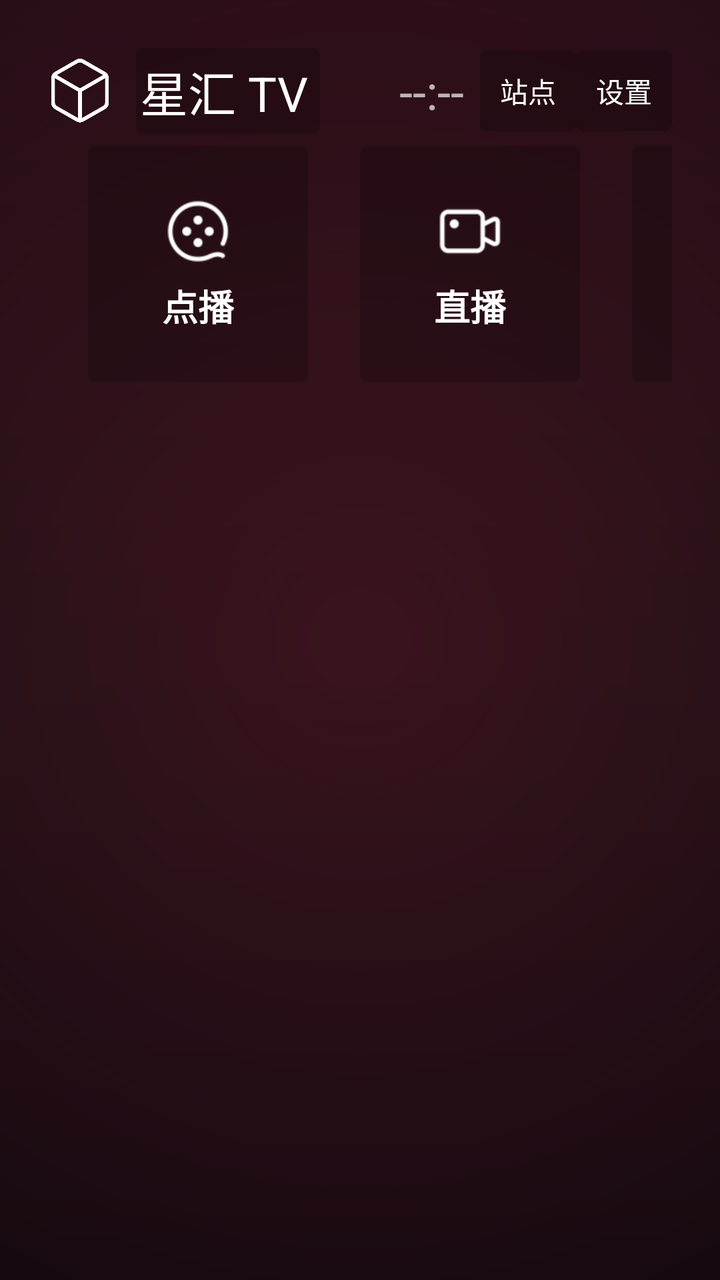
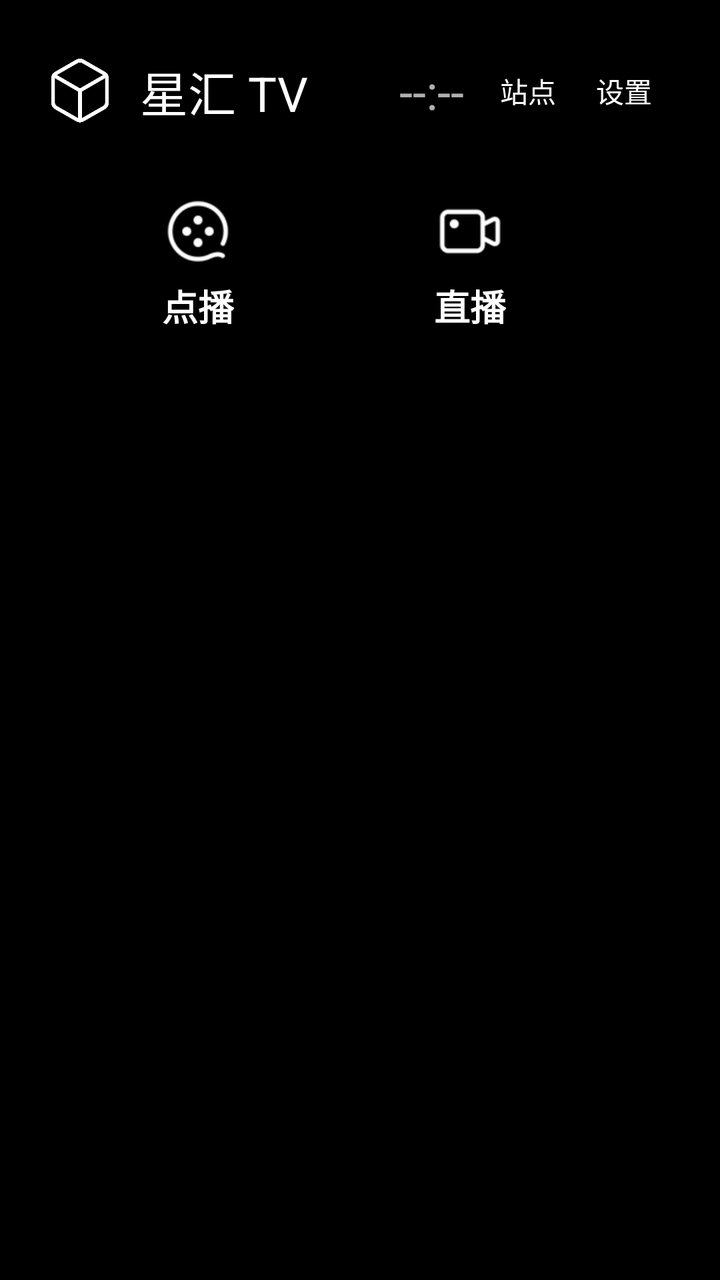

An Android layout rendered at two revisions. The XML below is the earlier revision; the diff shows what the commit changed to produce the second picture.
<!-- AndroidManifest.xml: application theme Theme.TVBox -->
<!-- res/layout/activity_main.xml -->
<?xml version="1.0" encoding="utf-8"?>
<LinearLayout xmlns:android="http://schemas.android.com/apk/res/android"
    android:layout_width="match_parent"
    android:layout_height="match_parent"
    android:orientation="vertical"
    android:background="@drawable/bg_main">

    
    <LinearLayout
        android:layout_width="match_parent"
        android:layout_height="wrap_content"
        android:orientation="horizontal"
        android:gravity="center_vertical"
        android:paddingStart="24dp"
        android:paddingEnd="24dp"
        android:paddingTop="24dp">

        <ImageView
            android:layout_width="32dp"
            android:layout_height="32dp"
            android:layout_marginEnd="12dp"
            android:src="@drawable/ic_logo"
            android:scaleType="fitCenter"
            android:focusable="false" />

        <TextView
            android:id="@+id/title"
            android:layout_width="wrap_content"
            android:layout_height="wrap_content"
            android:maxWidth="260dp"
            android:paddingStart="2dp"
            android:paddingEnd="6dp"
            android:paddingTop="4dp"
            android:paddingBottom="4dp"
            android:textColor="@android:color/white"
            android:textSize="24sp"
            android:maxLines="1"
            android:ellipsize="end"
            android:focusable="true"
            android:clickable="true"
            android:background="@drawable/selector_tv_btn"
            android:text="@string/app_name" />

        <Space
            android:layout_width="0dp"
            android:layout_height="1dp"
            android:layout_weight="1" />

        <TextView
            android:id="@+id/clock"
            android:layout_width="wrap_content"
            android:layout_height="wrap_content"
            android:paddingStart="8dp"
            android:paddingEnd="8dp"
            android:textColor="#B0FFFFFF"
            android:textSize="24sp"
            android:text="--:--" />

        <TextView
            android:id="@+id/btnSites"
            android:layout_width="wrap_content"
            android:layout_height="wrap_content"
            android:padding="10dp"
            android:textColor="@android:color/white"
            android:textSize="14sp"
            android:focusable="true"
            android:clickable="true"
            android:background="@drawable/selector_tv_btn"
            android:text="站点" />

        <TextView
            android:id="@+id/btnSettings"
            android:layout_width="wrap_content"
            android:layout_height="wrap_content"
            android:padding="10dp"
            android:textColor="@android:color/white"
            android:textSize="14sp"
            android:focusable="true"
            android:clickable="true"
            android:background="@drawable/selector_tv_btn"
            android:text="设置" />

    </LinearLayout>

    
    <LinearLayout
        android:id="@+id/entryRow"
        android:layout_width="match_parent"
        android:layout_height="wrap_content"
        android:orientation="horizontal"
        android:gravity="center_vertical"
        android:paddingStart="44dp"
        android:paddingEnd="24dp"
        android:paddingTop="6dp"
        android:paddingBottom="6dp">

        <LinearLayout
            android:id="@+id/btnVod"
            android:layout_width="110dp"
            android:layout_height="118dp"
            android:layout_marginEnd="26dp"
            android:gravity="center"
            android:orientation="vertical"
            android:focusable="true"
            android:clickable="true"
            android:background="@drawable/selector_tv_btn">

            <ImageView
                android:layout_width="36dp"
                android:layout_height="36dp"
                android:src="@drawable/ic_home_vod"
                android:focusable="false" />

            <TextView
                android:layout_width="wrap_content"
                android:layout_height="wrap_content"
                android:layout_marginTop="6dp"
                android:textColor="@android:color/white"
                android:textSize="18sp"
                android:textStyle="bold"
                android:text="点播" />

        </LinearLayout>

        <LinearLayout
            android:id="@+id/btnLive"
            android:layout_width="110dp"
            android:layout_height="118dp"
            android:layout_marginEnd="26dp"
            android:gravity="center"
            android:orientation="vertical"
            android:focusable="true"
            android:clickable="true"
            android:background="@drawable/selector_tv_btn">

            <ImageView
                android:layout_width="36dp"
                android:layout_height="36dp"
                android:src="@drawable/ic_home_live"
                android:focusable="false" />

            <TextView
                android:layout_width="wrap_content"
                android:layout_height="wrap_content"
                android:layout_marginTop="6dp"
                android:textColor="@android:color/white"
                android:textSize="18sp"
                android:textStyle="bold"
                android:text="直播" />

        </LinearLayout>

        <LinearLayout
            android:id="@+id/btnSearch"
            android:layout_width="110dp"
            android:layout_height="118dp"
            android:layout_marginEnd="26dp"
            android:gravity="center"
            android:orientation="vertical"
            android:focusable="true"
            android:clickable="true"
            android:background="@drawable/selector_tv_btn">

            <ImageView
                android:layout_width="36dp"
                android:layout_height="36dp"
                android:src="@drawable/ic_home_search"
                android:focusable="false" />

            <TextView
                android:layout_width="wrap_content"
                android:layout_height="wrap_content"
                android:layout_marginTop="6dp"
                android:textColor="@android:color/white"
                android:textSize="18sp"
                android:textStyle="bold"
                android:text="搜索" />

        </LinearLayout>

        <LinearLayout
            android:id="@+id/btnCollect"
            android:layout_width="110dp"
            android:layout_height="118dp"
            android:layout_marginEnd="26dp"
            android:gravity="center"
            android:orientation="vertical"
            android:focusable="true"
            android:clickable="true"
            android:background="@drawable/selector_tv_btn">

            <ImageView
                android:layout_width="36dp"
                android:layout_height="36dp"
                android:src="@drawable/ic_home_keep"
                android:focusable="false" />

            <TextView
                android:layout_width="wrap_content"
                android:layout_height="wrap_content"
                android:layout_marginTop="6dp"
                android:textColor="@android:color/white"
                android:textSize="18sp"
                android:textStyle="bold"
                android:text="收藏" />

        </LinearLayout>

        <LinearLayout
            android:id="@+id/btnHistory"
            android:layout_width="110dp"
            android:layout_height="118dp"
            android:layout_marginEnd="26dp"
            android:gravity="center"
            android:orientation="vertical"
            android:focusable="true"
            android:clickable="true"
            android:background="@drawable/selector_tv_btn">

            <ImageView
                android:layout_width="36dp"
                android:layout_height="36dp"
                android:src="@drawable/ic_home_history"
                android:focusable="false" />

            <TextView
                android:layout_width="wrap_content"
                android:layout_height="wrap_content"
                android:layout_marginTop="6dp"
                android:textColor="@android:color/white"
                android:textSize="18sp"
                android:textStyle="bold"
                android:text="历史" />

        </LinearLayout>

    </LinearLayout>

    
    <LinearLayout
        android:id="@+id/quickRow"
        android:layout_width="match_parent"
        android:layout_height="wrap_content"
        android:orientation="vertical"
        android:visibility="gone">

        <TextView
            android:id="@+id/quickLabel"
            android:layout_width="match_parent"
            android:layout_height="wrap_content"
            android:padding="6dp"
            android:textColor="@android:color/white"
            android:textSize="14sp"
            android:text="历史记录 · 点击续播" />

        <androidx.recyclerview.widget.RecyclerView
            android:id="@+id/quickList"
            android:layout_width="match_parent"
            android:layout_height="wrap_content"
            android:clipToPadding="false" />

    </LinearLayout>

    
    <LinearLayout
        android:id="@+id/recommendRow"
        android:layout_width="match_parent"
        android:layout_height="0dp"
        android:layout_weight="1"
        android:orientation="vertical"
        android:visibility="gone">

        <TextView
            android:id="@+id/recommendLabel"
            android:layout_width="match_parent"
            android:layout_height="wrap_content"
            android:paddingStart="44dp"
            android:paddingTop="14dp"
            android:paddingBottom="8dp"
            android:textColor="@android:color/white"
            android:textSize="18sp"
            android:textStyle="bold"
            android:letterSpacing="0.04"
            android:text="更新推荐" />

        <androidx.recyclerview.widget.RecyclerView
            android:id="@+id/recommendList"
            android:layout_width="match_parent"
            android:layout_height="0dp"
            android:layout_weight="1"
            android:clipToPadding="false" />

    </LinearLayout>

    
    <LinearLayout
        android:id="@+id/mainBody"
        android:layout_width="match_parent"
        android:layout_height="0dp"
        android:layout_weight="1"
        android:orientation="vertical"
        android:visibility="gone">

        
        <androidx.recyclerview.widget.RecyclerView
            android:id="@+id/catList"
            android:layout_width="match_parent"
            android:layout_height="wrap_content"
            android:paddingStart="8dp"
            android:paddingEnd="8dp"
            android:clipToPadding="false" />

        <HorizontalScrollView
            android:id="@+id/filterRow"
            android:layout_width="match_parent"
            android:layout_height="wrap_content"
            android:paddingStart="8dp"
            android:paddingEnd="8dp"
            android:scrollbars="none"
            android:visibility="gone">

            <LinearLayout
                android:id="@+id/filterList"
                android:layout_width="wrap_content"
                android:layout_height="wrap_content"
                android:orientation="horizontal" />
        </HorizontalScrollView>

        <TextView
            android:id="@+id/labelVod"
            android:layout_width="match_parent"
            android:layout_height="wrap_content"
            android:paddingStart="44dp"
            android:paddingTop="8dp"
            android:paddingBottom="4dp"
            android:textColor="#B0FFFFFF"
            android:textSize="14sp"
            android:text="影片" />

        
        <TextView
            android:id="@+id/tvEmpty"
            android:layout_width="match_parent"
            android:layout_height="wrap_content"
            android:padding="18dp"
            android:gravity="center"
            android:textColor="#90FFFFFF"
            android:textSize="16sp"
            android:visibility="gone"
            android:text="" />

        <androidx.recyclerview.widget.RecyclerView
            android:id="@+id/vodList"
            android:layout_width="match_parent"
            android:layout_height="0dp"
            android:layout_weight="1"
            android:clipToPadding="false" />

    </LinearLayout>

</LinearLayout>
<!-- resources referenced by this layout -->
<resources>
  <!-- drawable bg_main (drawable) -->
  <?xml version="1.0" encoding="utf-8"?>
  <layer-list xmlns:android="http://schemas.android.com/apk/res/android">
      <item>
          <shape android:shape="rectangle">
              <gradient
                  android:angle="270"
                  android:startColor="#FF1A0A12"
                  android:centerColor="#FF0C0A0E"
                  android:endColor="#FF05050A" />
          </shape>
      </item>
      <item>
          <shape android:shape="rectangle">
              <gradient
                  android:type="radial"
                  android:gradientRadius="560dp"
                  android:startColor="#40C0304A"
                  android:endColor="#00000000" />
          </shape>
      </item>
  </layer-list>
  <!-- drawable ic_home_history: png bitmap (drawable-xhdpi, 1732 bytes) -->
  <!-- drawable ic_home_keep: png bitmap (drawable-xhdpi, 1774 bytes) -->
  <!-- drawable ic_home_live: png bitmap (drawable-xhdpi, 1334 bytes) -->
  <!-- drawable ic_home_search: png bitmap (drawable-xhdpi, 1921 bytes) -->
  <!-- drawable ic_home_vod: png bitmap (drawable-xhdpi, 2111 bytes) -->
  <!-- drawable ic_logo: png bitmap (drawable-nodpi, 11401 bytes) -->
  <!-- drawable selector_tv_btn (drawable) -->
  <?xml version="1.0" encoding="utf-8"?>
  <selector xmlns:android="http://schemas.android.com/apk/res/android">
      <item android:state_focused="true">
          <shape>
              <solid android:color="#66000000" />
              <stroke
                  android:width="1.5dp"
                  android:color="#FFFFFFFF" />
              <corners android:radius="4dp" />
          </shape>
      </item>
      <item>
          <shape>
              <solid android:color="#33000000" />
              <corners android:radius="4dp" />
          </shape>
      </item>
  </selector>
  <string name="app_name">星汇 TV</string>
  <style name="Theme.TVBox" parent="android:Theme.Black.NoTitleBar.Fullscreen">
          <item name="android:windowBackground">@android:color/black</item>
          <item name="android:colorBackground">@android:color/black</item>
      </style>
</resources>

<!-- the commit's change to res/layout/activity_main.xml (unified diff, before → after) -->
@@ -3,7 +3,7 @@
     android:layout_width="match_parent"
     android:layout_height="match_parent"
     android:orientation="vertical"
-    android:background="@drawable/bg_main">
+    android:background="@android:color/transparent">
 
     
     <LinearLayout
<!-- resource entries referenced after the edit -->
@@ -1,27 +1,5 @@
 <!-- resources referenced by this layout -->
 <resources>
-  <!-- drawable bg_main (drawable) -->
-  <?xml version="1.0" encoding="utf-8"?>
-  <layer-list xmlns:android="http://schemas.android.com/apk/res/android">
-      <item>
-          <shape android:shape="rectangle">
-              <gradient
-                  android:angle="270"
-                  android:startColor="#FF1A0A12"
-                  android:centerColor="#FF0C0A0E"
-                  android:endColor="#FF05050A" />
-          </shape>
-      </item>
-      <item>
-          <shape android:shape="rectangle">
-              <gradient
-                  android:type="radial"
-                  android:gradientRadius="560dp"
-                  android:startColor="#40C0304A"
-                  android:endColor="#00000000" />
-          </shape>
-      </item>
-  </layer-list>
   <!-- drawable ic_home_history: png bitmap (drawable-xhdpi, 1732 bytes) -->
   <!-- drawable ic_home_keep: png bitmap (drawable-xhdpi, 1774 bytes) -->
   <!-- drawable ic_home_live: png bitmap (drawable-xhdpi, 1334 bytes) -->
